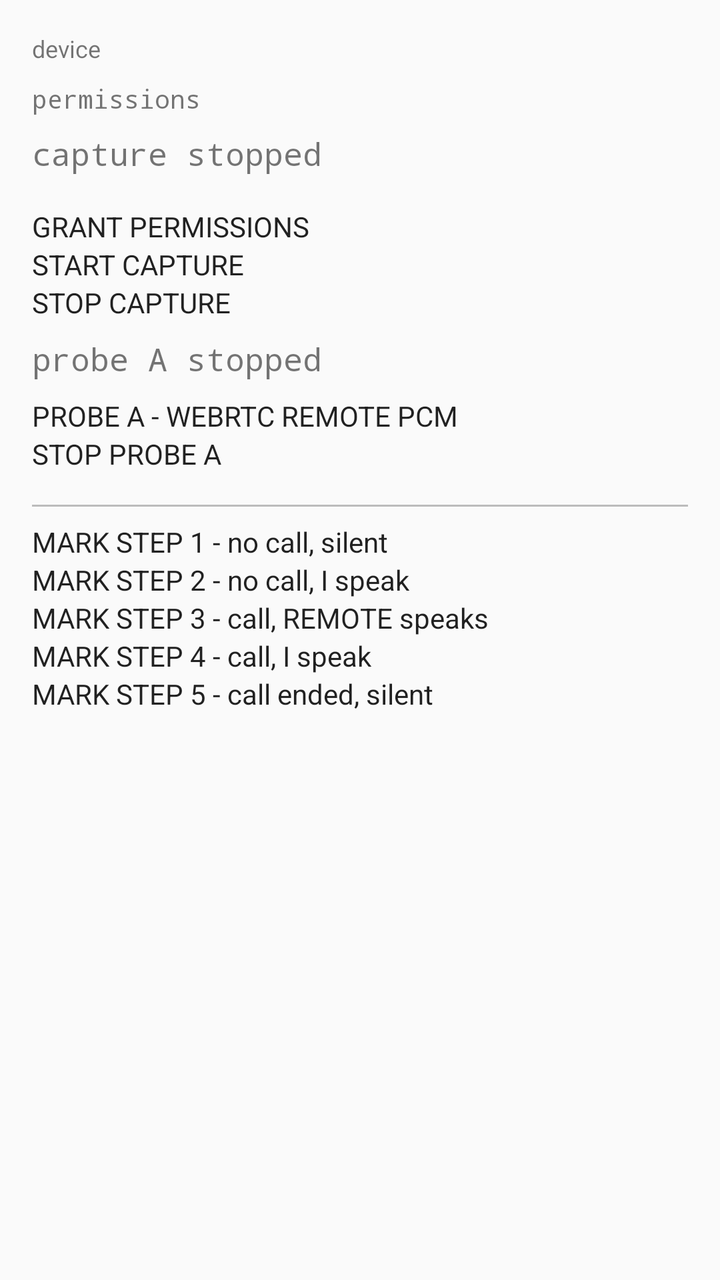
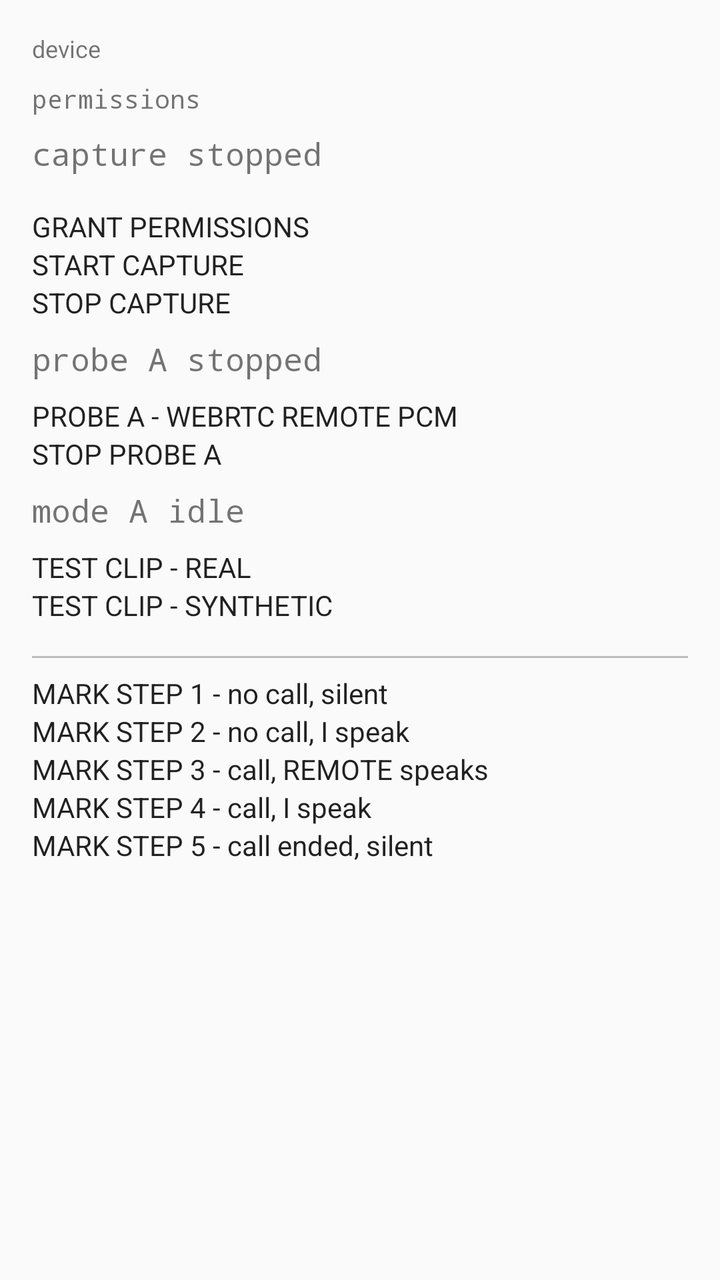

Before-and-after screenshots of an Android layout around one commit, followed by the original layout XML and the change that was made.
<!-- AndroidManifest.xml: activity theme android:Theme.Material.Light -->
<!-- res/layout/activity_diagnostics.xml -->
<?xml version="1.0" encoding="utf-8"?>
<ScrollView xmlns:android="http://schemas.android.com/apk/res/android"
    android:layout_width="match_parent"
    android:layout_height="match_parent"
    android:fillViewport="true">

    <LinearLayout
        android:layout_width="match_parent"
        android:layout_height="wrap_content"
        android:orientation="vertical"
        android:focusable="true"
        android:focusableInTouchMode="true"
        android:padding="16dp">

        <TextView
            android:id="@+id/deviceText"
            android:layout_width="match_parent"
            android:layout_height="wrap_content"
            android:textSize="12sp"
            android:paddingBottom="8dp"
            android:text="device" />

        <TextView
            android:id="@+id/permissionsText"
            android:layout_width="match_parent"
            android:layout_height="wrap_content"
            android:textSize="13sp"
            android:typeface="monospace"
            android:text="permissions" />

        <TextView
            android:id="@+id/metricsText"
            android:layout_width="match_parent"
            android:layout_height="wrap_content"
            android:textSize="16sp"
            android:typeface="monospace"
            android:paddingTop="8dp"
            android:paddingBottom="16dp"
            android:text="capture stopped" />

        <Button
            android:id="@+id/permissionsButton"
            android:layout_width="match_parent"
            android:layout_height="wrap_content"
            android:text="GRANT PERMISSIONS" />

        <Button
            android:id="@+id/startButton"
            android:layout_width="match_parent"
            android:layout_height="wrap_content"
            android:text="START CAPTURE" />

        <Button
            android:id="@+id/stopButton"
            android:layout_width="match_parent"
            android:layout_height="wrap_content"
            android:text="STOP CAPTURE" />

        <TextView
            android:id="@+id/probeText"
            android:layout_width="match_parent"
            android:layout_height="wrap_content"
            android:textSize="16sp"
            android:typeface="monospace"
            android:paddingTop="8dp"
            android:paddingBottom="8dp"
            android:text="probe A stopped" />

        <Button
            android:id="@+id/probeAButton"
            android:layout_width="match_parent"
            android:layout_height="wrap_content"
            android:text="PROBE A - WEBRTC REMOTE PCM" />

        <Button
            android:id="@+id/probeAStopButton"
            android:layout_width="match_parent"
            android:layout_height="wrap_content"
            android:text="STOP PROBE A" />

        <View
            android:layout_width="match_parent"
            android:layout_height="1dp"
            android:layout_marginTop="16dp"
            android:layout_marginBottom="8dp"
            android:background="#40000000" />

        <Button
            android:id="@+id/mark1Button"
            android:layout_width="match_parent"
            android:layout_height="wrap_content"
            android:text="MARK STEP 1 - no call, silent" />

        <Button
            android:id="@+id/mark2Button"
            android:layout_width="match_parent"
            android:layout_height="wrap_content"
            android:text="MARK STEP 2 - no call, I speak" />

        <Button
            android:id="@+id/mark3Button"
            android:layout_width="match_parent"
            android:layout_height="wrap_content"
            android:text="MARK STEP 3 - call, REMOTE speaks" />

        <Button
            android:id="@+id/mark4Button"
            android:layout_width="match_parent"
            android:layout_height="wrap_content"
            android:text="MARK STEP 4 - call, I speak" />

        <Button
            android:id="@+id/mark5Button"
            android:layout_width="match_parent"
            android:layout_height="wrap_content"
            android:text="MARK STEP 5 - call ended, silent" />

    </LinearLayout>
</ScrollView>
<!-- resources referenced by this layout -->
<resources>

</resources>

<!-- the commit's change to res/layout/activity_diagnostics.xml (unified diff, before → after) -->
@@ -78,6 +78,28 @@
             android:layout_height="wrap_content"
             android:text="STOP PROBE A" />
 
+        <TextView
+            android:id="@+id/modeaText"
+            android:layout_width="match_parent"
+            android:layout_height="wrap_content"
+            android:textSize="16sp"
+            android:typeface="monospace"
+            android:paddingTop="8dp"
+            android:paddingBottom="8dp"
+            android:text="mode A idle" />
+
+        <Button
+            android:id="@+id/testRealButton"
+            android:layout_width="match_parent"
+            android:layout_height="wrap_content"
+            android:text="TEST CLIP - REAL" />
+
+        <Button
+            android:id="@+id/testFakeButton"
+            android:layout_width="match_parent"
+            android:layout_height="wrap_content"
+            android:text="TEST CLIP - SYNTHETIC" />
+
         <View
             android:layout_width="match_parent"
             android:layout_height="1dp"
